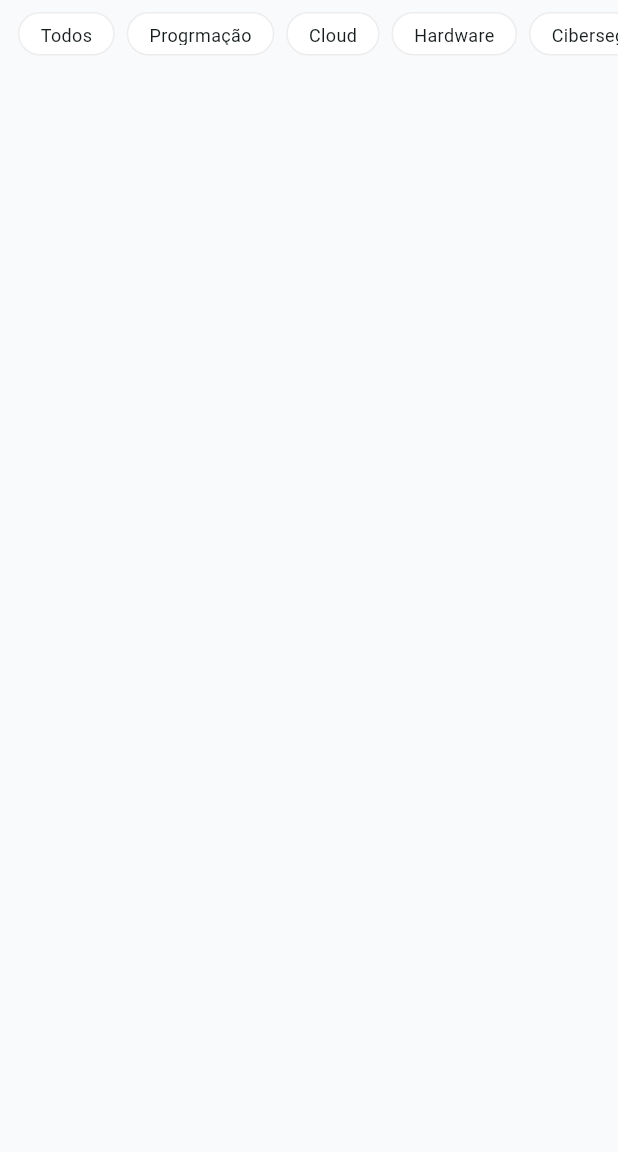
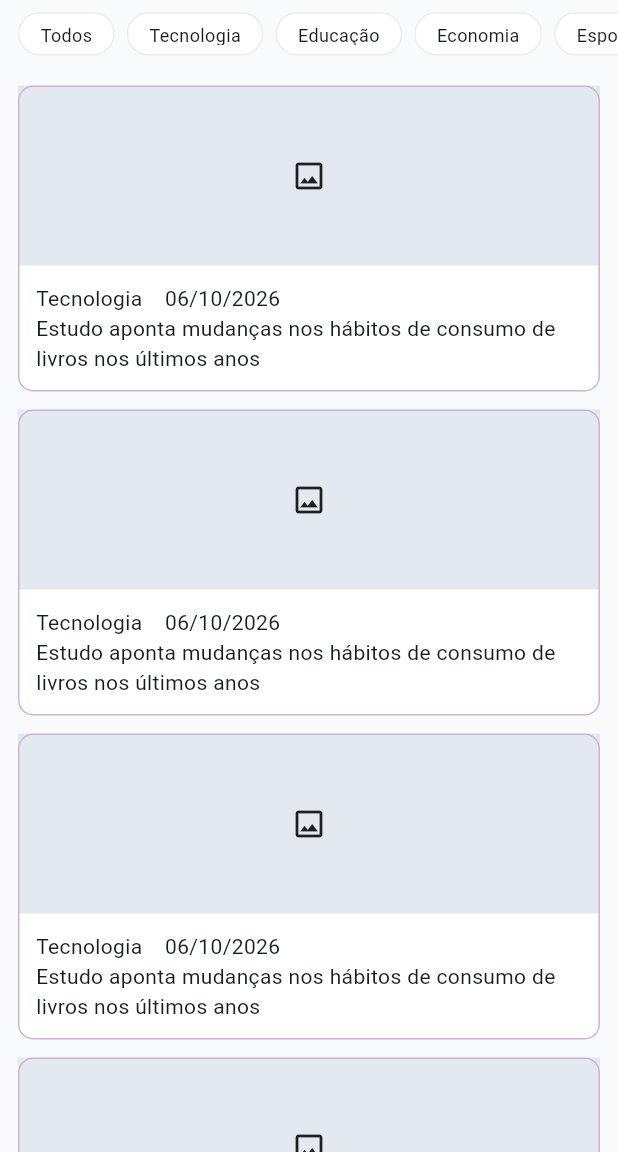
Before and after one commit to fernandaaoliveira7002/app_noticias, a Flutter app: the screen it shows after launch, on a phone screen of 412 x 824 dp, the part 84-1236 px from its top. Run offline on Flutter 3.47's test engine with Material 3 defaults, Android fonts, the phone set to English and light mode, and no system bars.

Commit message:
configuração do card de notícia

```diff
--- a/lib/home_page.dart
+++ b/lib/home_page.dart
@@ -4,12 +4,50 @@ import 'package:flutter/material.dart';
 class HomePage extends StatelessWidget {
   const HomePage({super.key});
 
+  static List<Map<String, String>> noticias = [
+    {
+      'título': 'Novo aplicativo facilita a rotina dos estudantes',
+      'resumo':
+          'Ferramenta reúne recursos para organização e acompanhamento dos estudos.',
+      'categoria': 'Tecnologia',
+      'data': '06/10/2026',
+    },
+    {
+      'título': 'Brasil anuncia novas medidas para educação',
+      'resumo':
+          'Novas iniciativas buscam melhorar o acesso e a qualidade do ensino.',
+      'categoria': 'Educação',
+      'data': '05/10/2026',
+    },
+    {
+      'título': 'Mercado de tecnologia cresce no país',
+      'resumo':
+          'Setor registra aumento na procura por profissionais e novos serviços digitais.',
+      'categoria': 'Economia',
+      'data': '04/10/2026',
+    },
+    {
+      'título': 'Festival cultural reúne artistas brasileiros',
+      'resumo':
+          'Evento contará com música, exposições e apresentações durante o fim de semana.',
+      'categoria': 'Cultura',
+      'data': '03/10/2026',
+    },
+    {
+      'título': 'Pesquisa revela hábitos de leitura dos brasileiros',
+      'resumo':
+          'Estudo aponta mudanças nos hábitos de consumo de livros nos últimos anos.',
+      'categoria': 'Literatura',
+      'data': '02/10/2026',
+    },
+  ];
+
   static final List<String> categorias = [
     'Todos',
-    'Progrmação',
-    'Cloud',
-    'Hardware',
-    'Cibersegurança',
+    'Tecnologia',
+    'Educação',
+    'Economia',
+    'Esporte',
   ];
 
   @override
@@ -62,6 +100,56 @@ class HomePage extends StatelessWidget {
               }).toList(),
             ),
           ),
+          Expanded(
+            child: ListView.builder(
+              padding: const EdgeInsets.all(12),
+              itemCount: noticias.length,
+              itemBuilder: (context, index) {
+                final noticia = noticias[index];
+                return Card(
+                  margin: const EdgeInsets.only(bottom: 12),
+                  color: Colors.white,
+                  elevation: 0,
+                  shape: RoundedRectangleBorder(
+                    borderRadius: BorderRadius.circular(10),
+                    side: const BorderSide(
+                      color: Color(0xFFCDB2D9),
+                    ),
+                  ),
+                  child: Column(
+                    children: [
+                      Container(
+                        width: double.infinity,
+                        height: 120,
+                        color: const Color(0xFFE4e9EF),
+                        child: const Icon(Icons.image_outlined),
+                      ),
+                      const Padding(
+                        padding: EdgeInsets.all(12),
+                        child: Column(
+                          crossAxisAlignment: CrossAxisAlignment.start,
+                          children: [
+                            Row(
+                              children: [
+                                Text('Tecnologia'),
+                                SizedBox(
+                                  width: 15,
+                                ),
+                                Text('06/10/2026'),
+                              ],
+                            ),
+                            Text(
+                              'Estudo aponta mudanças nos hábitos de consumo de livros nos últimos anos',
+                            ),
+                          ],
+                        ),
+                      ),
+                    ],
+                  ),
+                );
+              },
+            ),
+          ),
         ],
       ),
     );
```
